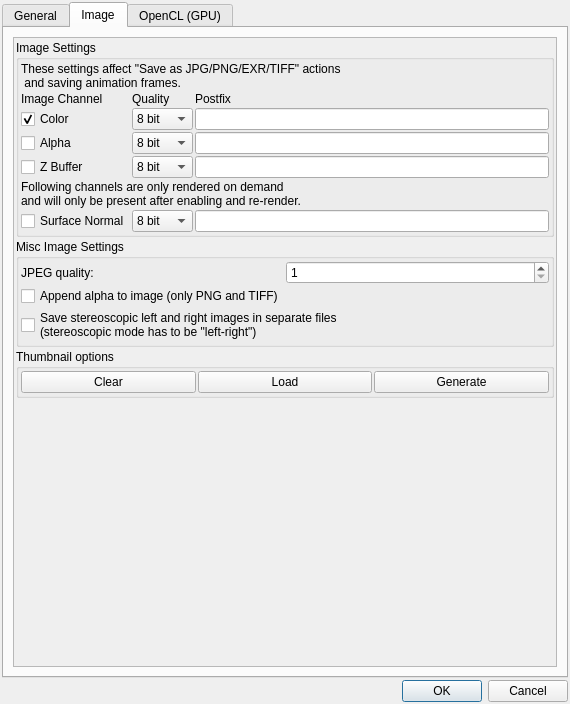
The window that mandelbulber2/qt/preferences_dialog.ui (buddhi1980/mandelbulber2) describes before a commit, drawn with Qt 5.
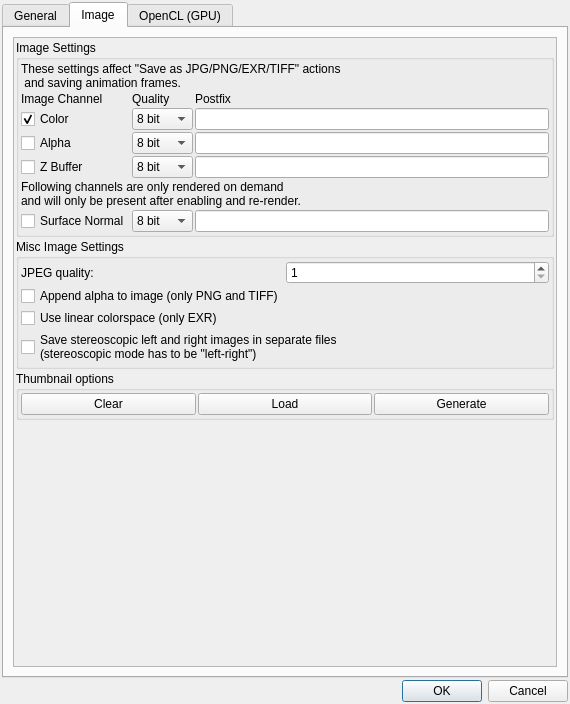
The same window after the commit. The open tabs and pages were chosen to show the change. Icons and pictures are not drawn. Custom widgets are drawn as their Qt base class.

Commit message:
file save: exr image colorspace selection
new default is linear, which is more suitable for vxf pipelines.
the colorspace for exr is now selectable inside the image_save_dialog /
preferences_dialog.

see also: https://fractalforums.org/mandelbulber/14/
mandelbulber-2-14-32-bit-exr-bugs/2016

```diff
--- a/mandelbulber2/qt/preferences_dialog.ui
+++ b/mandelbulber2/qt/preferences_dialog.ui
@@ -862,6 +862,13 @@
                  </widget>
                 </item>
                 <item row="2" column="0" colspan="2">
+                 <widget class="QCheckBox" name="checkBox_linear_colorspace">
+                  <property name="text">
+                   <string>Use linear colorspace (only EXR)</string>
+                  </property>
+                 </widget>
+                </item>
+                <item row="3" column="0" colspan="2">
                  <widget class="QCheckBox" name="checkBox_stereoscopic_in_separate_files">
                   <property name="text">
                    <string>Save stereoscopic left and right images in separate files
```
The commit also changes 3 other files.
